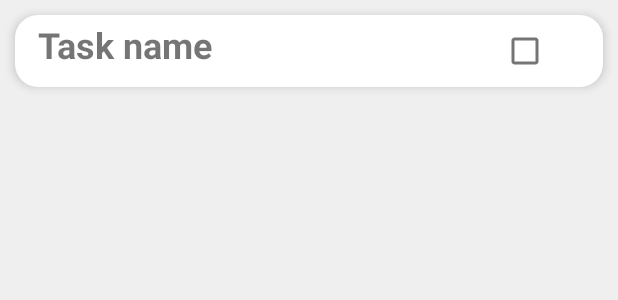
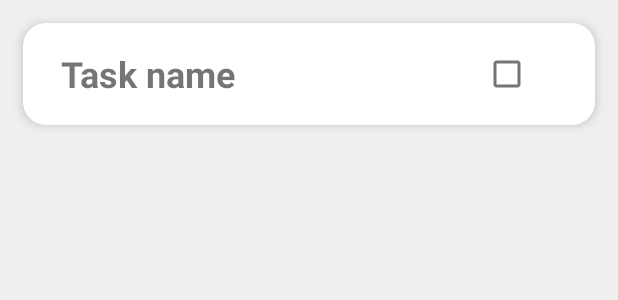
Before and after one commit to matiSzewczyk/ToDo, an Android app: the layout task_item.xml on its own in the app's theme, with its tools: preview values and no code run, on a phone screen of 412 x 824 dp. Shown: the top 300 px of the screen. Run offline under Robolectric (Android 15) with nearby library versions, the phone set to English and light mode, and no system bars.

Commit message:
Center text and add padding

```diff
--- a/app/src/main/res/layout/task_item.xml
+++ b/app/src/main/res/layout/task_item.xml
@@ -3,7 +3,7 @@
     xmlns:android="http://schemas.android.com/apk/res/android"
     android:layout_width="match_parent"
     android:layout_height="wrap_content"
-    android:layout_margin="10dp"
+    android:layout_margin="15dp"
     android:elevation="4dp"
     android:background="@drawable/item_background"
     xmlns:tools="http://schemas.android.com/tools"
@@ -15,6 +15,7 @@
         app:layout_constraintStart_toStartOf="parent"
         app:layout_constraintEnd_toEndOf="parent"
         app:layout_constraintBottom_toTopOf="@id/hidden_layout"
+        android:padding="10dp"
         android:layout_marginStart="15dp"
         android:layout_marginEnd="15dp"
         android:layout_width="match_parent"
@@ -25,14 +26,15 @@
             android:layout_width="0dp"
             android:layout_height="wrap_content"
             android:layout_weight=".8"
-            android:layout_marginBottom="15dp"
             android:textSize="24sp"
+            android:layout_gravity="center_vertical"
             android:textStyle="bold"
             tools:text="Task name"/>
 
         <CheckBox
             android:id="@+id/task_check_box"
             android:layout_width="0dp"
+            android:layout_gravity="center_vertical"
             android:layout_height="wrap_content"
             android:layout_weight=".2" />
 
```
